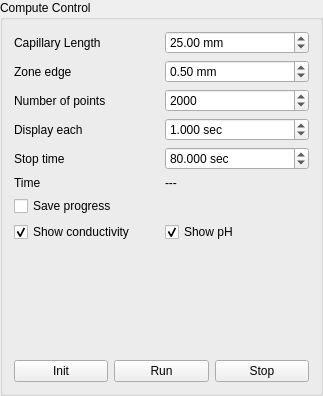
This is src/computecontrol.ui in hobrasoft/simul6 as Qt 5 draws it before an edit. The edited form follows.
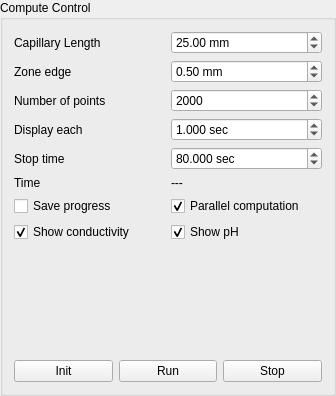
This is the edited form.

Commit message: Předělané nastavení parallel/single

The edit to the form file:
```diff
--- a/src/computecontrol.ui
+++ b/src/computecontrol.ui
@@ -6,7 +6,7 @@
    <rect>
     <x>0</x>
     <y>0</y>
-    <width>323</width>
+    <width>336</width>
     <height>396</height>
    </rect>
   </property>
@@ -219,6 +219,16 @@
        </property>
       </widget>
      </item>
+     <item row="6" column="1">
+      <widget class="QCheckBox" name="f_parallel">
+       <property name="text">
+        <string>Parallel computation</string>
+       </property>
+       <property name="checked">
+        <bool>true</bool>
+       </property>
+      </widget>
+     </item>
     </layout>
    </item>
   </layout>
```
The commit also changes 7 other files.
